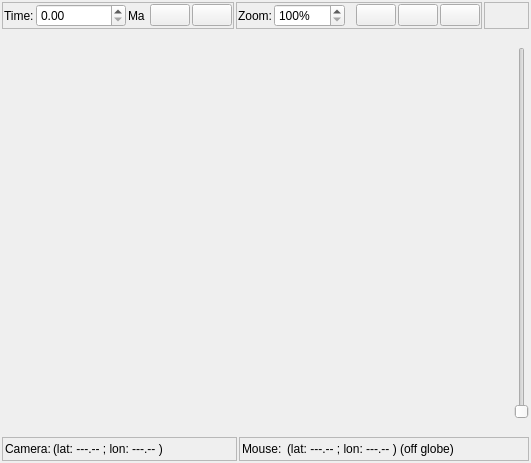
Qt form src/qt-widgets/ReconstructionViewWidgetUi.ui (GPlates/GPlates) before a commit.
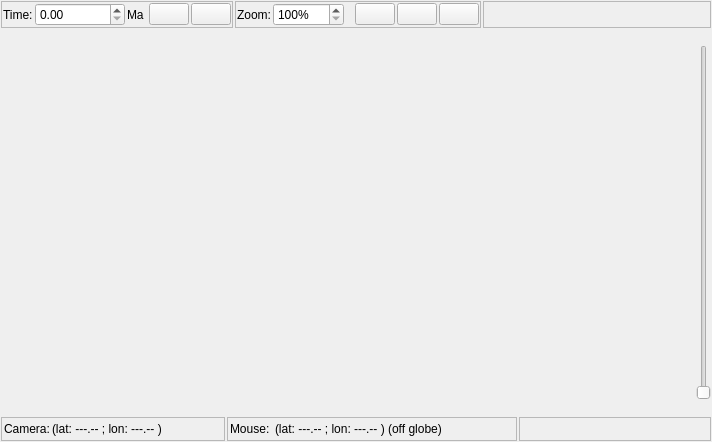
The same form after that commit. Icons and pictures are not drawn.

The edit to the form file:
```diff
--- a/src/qt-widgets/ReconstructionViewWidgetUi.ui
+++ b/src/qt-widgets/ReconstructionViewWidgetUi.ui
@@ -5,8 +5,8 @@
    <rect>
     <x>0</x>
     <y>0</y>
-    <width>531</width>
-    <height>463</height>
+    <width>712</width>
+    <height>442</height>
    </rect>
   </property>
   <property name="sizePolicy" >
@@ -18,26 +18,23 @@
   <property name="windowTitle" >
    <string>Form</string>
   </property>
-  <layout class="QGridLayout" >
+  <layout class="QVBoxLayout" >
+   <property name="spacing" >
+    <number>2</number>
+   </property>
    <property name="leftMargin" >
-    <number>2</number>
+    <number>1</number>
    </property>
    <property name="topMargin" >
-    <number>2</number>
+    <number>1</number>
    </property>
    <property name="rightMargin" >
-    <number>2</number>
+    <number>1</number>
    </property>
    <property name="bottomMargin" >
-    <number>2</number>
+    <number>1</number>
    </property>
-   <property name="horizontalSpacing" >
-    <number>2</number>
-   </property>
-   <property name="verticalSpacing" >
-    <number>2</number>
-   </property>
-   <item row="0" column="0" colspan="2" >
+   <item>
     <layout class="QHBoxLayout" >
      <property name="spacing" >
       <number>2</number>
@@ -338,17 +335,25 @@
      </item>
     </layout>
    </item>
-   <item row="1" column="0" >
+   <item>
+    <layout class="QGridLayout" >
+     <property name="horizontalSpacing" >
+      <number>1</number>
+     </property>
+     <property name="verticalSpacing" >
+      <number>1</number>
+     </property>
+     <item row="0" column="0" >
     <widget class="QWidget" native="1" name="globe_canvas_place_holder" >
      <property name="sizePolicy" >
       <sizepolicy vsizetype="Expanding" hsizetype="Expanding" >
-       <horstretch>0</horstretch>
+         <horstretch>100</horstretch>
        <verstretch>0</verstretch>
       </sizepolicy>
      </property>
     </widget>
    </item>
-   <item row="1" column="1" >
+     <item row="0" column="1" >
     <layout class="QVBoxLayout" >
      <item>
       <widget class="QLabel" name="label_zoom_max" >
@@ -385,7 +390,9 @@
      </item>
     </layout>
    </item>
-   <item row="2" column="0" colspan="2" >
+    </layout>
+   </item>
+   <item>
     <layout class="QHBoxLayout" >
      <property name="spacing" >
       <number>2</number>
@@ -447,31 +454,30 @@
         </item>
         <item>
          <widget class="QLabel" name="label_camera_coords" >
+          <property name="sizePolicy" >
+           <sizepolicy vsizetype="Preferred" hsizetype="Preferred" >
+            <horstretch>0</horstretch>
+            <verstretch>0</verstretch>
+           </sizepolicy>
+          </property>
+          <property name="minimumSize" >
+           <size>
+            <width>170</width>
+            <height>0</height>
+           </size>
+          </property>
           <property name="text" >
            <string>(lat: ---.-- ; lon: ---.-- )</string>
           </property>
          </widget>
         </item>
-        <item>
-         <spacer>
-          <property name="orientation" >
-           <enum>Qt::Horizontal</enum>
-          </property>
-          <property name="sizeHint" >
-           <size>
-            <width>20</width>
-            <height>16</height>
-           </size>
-          </property>
-         </spacer>
-        </item>
        </layout>
       </widget>
      </item>
      <item>
       <widget class="QFrame" name="frame_mouse_coords" >
        <property name="sizePolicy" >
-        <sizepolicy vsizetype="Fixed" hsizetype="Fixed" >
+        <sizepolicy vsizetype="Fixed" hsizetype="Expanding" >
          <horstretch>0</horstretch>
          <verstretch>0</verstretch>
         </sizepolicy>
@@ -526,11 +532,17 @@
         <item>
          <widget class="QLabel" name="label_mouse_coords" >
           <property name="sizePolicy" >
-           <sizepolicy vsizetype="Fixed" hsizetype="Preferred" >
+           <sizepolicy vsizetype="Fixed" hsizetype="MinimumExpanding" >
             <horstretch>0</horstretch>
             <verstretch>0</verstretch>
            </sizepolicy>
           </property>
+          <property name="minimumSize" >
+           <size>
+            <width>231</width>
+            <height>0</height>
+           </size>
+          </property>
           <property name="text" >
            <string>(lat: ---.-- ; lon: ---.-- ) (off globe)</string>
           </property>
@@ -539,6 +551,46 @@
        </layout>
       </widget>
      </item>
+     <item>
+      <widget class="QFrame" name="frame" >
+       <property name="frameShape" >
+        <enum>QFrame::StyledPanel</enum>
+       </property>
+       <property name="frameShadow" >
+        <enum>QFrame::Raised</enum>
+       </property>
+       <layout class="QHBoxLayout" >
+        <property name="spacing" >
+         <number>2</number>
+        </property>
+        <property name="leftMargin" >
+         <number>2</number>
+        </property>
+        <property name="topMargin" >
+         <number>2</number>
+        </property>
+        <property name="rightMargin" >
+         <number>2</number>
+        </property>
+        <property name="bottomMargin" >
+         <number>2</number>
+        </property>
+        <item>
+         <spacer>
+          <property name="orientation" >
+           <enum>Qt::Horizontal</enum>
+          </property>
+          <property name="sizeHint" >
+           <size>
+            <width>40</width>
+            <height>5</height>
+           </size>
+          </property>
+         </spacer>
+        </item>
+       </layout>
+      </widget>
+     </item>
     </layout>
    </item>
   </layout>
```
Lines whose indentation alone changed are shown as unchanged.
